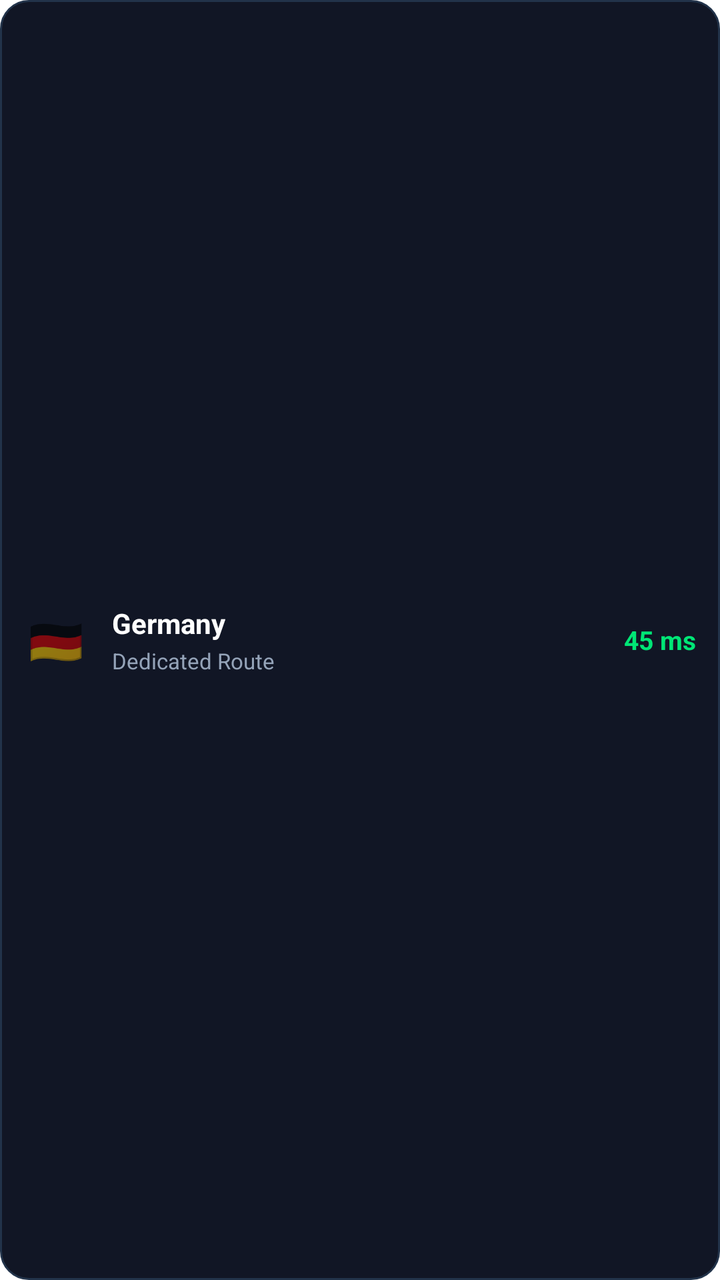
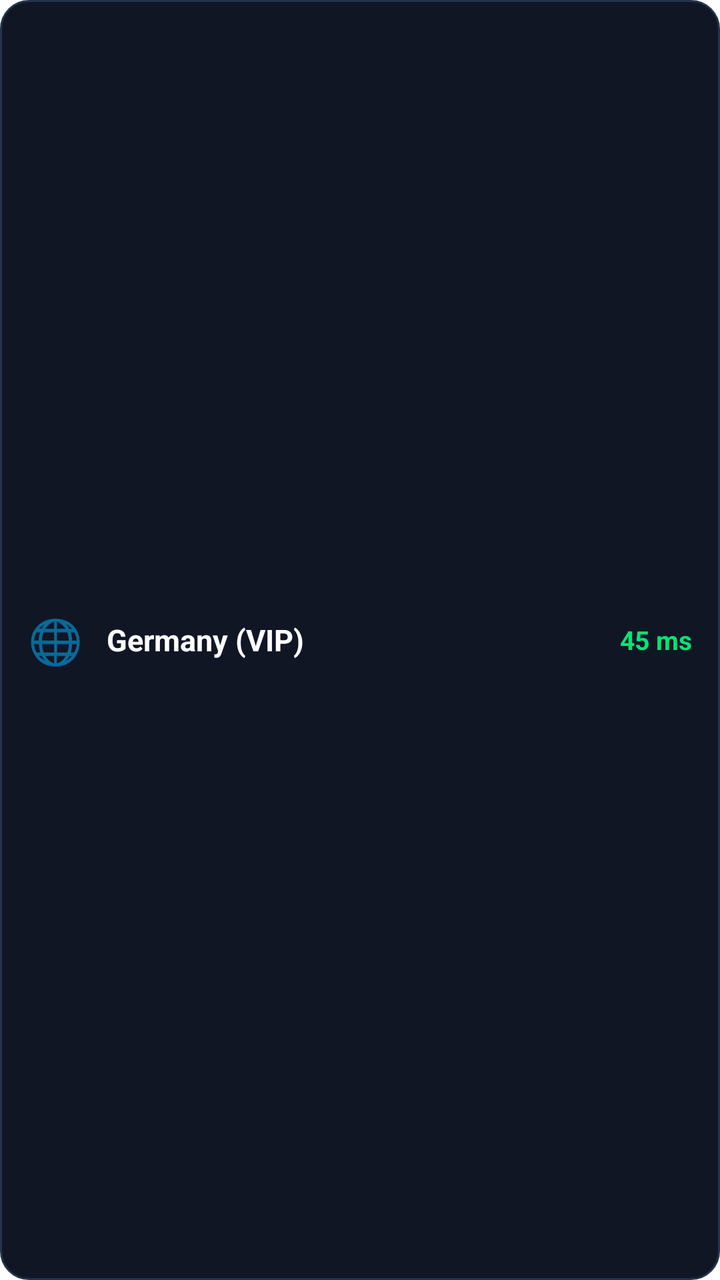

An Android layout rendered at two revisions. The XML below is the earlier revision; the diff shows what the commit changed to produce the second picture.
<!-- AndroidManifest.xml: application theme Theme.MaterialComponents.DayNight.NoActionBar -->
<!-- res/layout/item_server_location.xml -->
<?xml version="1.0" encoding="utf-8"?>
<LinearLayout xmlns:android="http://schemas.android.com/apk/res/android"
    android:layout_width="match_parent"
    android:layout_height="wrap_content"
    android:layout_marginBottom="10dp"
    android:background="@drawable/bg_card_neon_border"
    android:gravity="center_vertical"
    android:orientation="horizontal"
    android:padding="12dp">

    <TextView
        android:id="@+id/tvServerFlag"
        android:layout_width="32dp"
        android:layout_height="32dp"
        android:gravity="center"
        android:text="🇩🇪"
        android:textSize="22sp" />

    <LinearLayout
        android:layout_width="0dp"
        android:layout_height="wrap_content"
        android:layout_marginStart="12dp"
        android:layout_weight="1"
        android:orientation="vertical">

        <LinearLayout
            android:layout_width="wrap_content"
            android:layout_height="wrap_content"
            android:gravity="center_vertical"
            android:orientation="horizontal">

            <TextView
                android:id="@+id/tvServerCountry"
                android:layout_width="wrap_content"
                android:layout_height="wrap_content"
                android:text="Germany"
                android:textColor="#FFFFFF"
                android:textSize="14sp"
                android:textStyle="bold" />

            <TextView
                android:id="@+id/tvVipBadge"
                android:layout_width="wrap_content"
                android:layout_height="wrap_content"
                android:layout_marginStart="8dp"
                android:background="#D32F2F"
                android:paddingHorizontal="6dp"
                android:paddingVertical="2dp"
                android:text="VIP"
                android:textColor="#FFFFFF"
                android:textSize="10sp"
                android:textStyle="bold"
                android:visibility="gone" />
        </LinearLayout>

        <TextView
            android:id="@+id/tvServerIp"
            android:layout_width="wrap_content"
            android:layout_height="wrap_content"
            android:layout_marginTop="2dp"
            android:text="Dedicated Route"
            android:textColor="#94A3B8"
            android:textSize="11sp" />
    </LinearLayout>

    <TextView
        android:id="@+id/tvServerPing"
        android:layout_width="wrap_content"
        android:layout_height="wrap_content"
        android:text="45 ms"
        android:textColor="#00E676"
        android:textSize="13sp"
        android:textStyle="bold" />
</LinearLayout>
<!-- resources referenced by this layout -->
<resources>
  <!-- drawable bg_card_neon_border (drawable) -->
  <?xml version="1.0" encoding="utf-8"?>
  <shape xmlns:android="http://schemas.android.com/apk/res/android"
      android:shape="rectangle">
      <corners android:radius="14dp" />
      <solid android:color="#111625" />
      <stroke
          android:width="1dp"
          android:color="#22334A" />
  </shape>
</resources>

<!-- the commit's change to res/layout/item_server_location.xml (unified diff, before → after) -->
@@ -2,66 +2,46 @@
 <LinearLayout xmlns:android="http://schemas.android.com/apk/res/android"
     android:layout_width="match_parent"
     android:layout_height="wrap_content"
-    android:layout_marginBottom="10dp"
+    android:layout_marginHorizontal="12dp"
+    android:layout_marginVertical="6dp"
     android:background="@drawable/bg_card_neon_border"
+    android:clickable="true"
+    android:focusable="true"
     android:gravity="center_vertical"
     android:orientation="horizontal"
-    android:padding="12dp">
+    android:padding="14dp">
 
     <TextView
         android:id="@+id/tvServerFlag"
-        android:layout_width="32dp"
-        android:layout_height="32dp"
-        android:gravity="center"
-        android:text="🇩🇪"
+        android:layout_width="wrap_content"
+        android:layout_height="wrap_content"
+        android:text="🌐"
         android:textSize="22sp" />
 
-    <LinearLayout
+    <TextView
+        android:id="@+id/tvServerName"
         android:layout_width="0dp"
         android:layout_height="wrap_content"
         android:layout_marginStart="12dp"
         android:layout_weight="1"
-        android:orientation="vertical">
+        android:text="Germany (VIP)"
+        android:textColor="#FFFFFF"
+        android:textSize="15sp"
+        android:textStyle="bold" />
 
-        <LinearLayout
-            android:layout_width="wrap_content"
-            android:layout_height="wrap_content"
-            android:gravity="center_vertical"
-            android:orientation="horizontal">
-
-            <TextView
-                android:id="@+id/tvServerCountry"
-                android:layout_width="wrap_content"
-                android:layout_height="wrap_content"
-                android:text="Germany"
-                android:textColor="#FFFFFF"
-                android:textSize="14sp"
-                android:textStyle="bold" />
-
-            <TextView
-                android:id="@+id/tvVipBadge"
-                android:layout_width="wrap_content"
-                android:layout_height="wrap_content"
-                android:layout_marginStart="8dp"
-                android:background="#D32F2F"
-                android:paddingHorizontal="6dp"
-                android:paddingVertical="2dp"
-                android:text="VIP"
-                android:textColor="#FFFFFF"
-                android:textSize="10sp"
-                android:textStyle="bold"
-                android:visibility="gone" />
-        </LinearLayout>
-
-        <TextView
-            android:id="@+id/tvServerIp"
-            android:layout_width="wrap_content"
-            android:layout_height="wrap_content"
-            android:layout_marginTop="2dp"
-            android:text="Dedicated Route"
-            android:textColor="#94A3B8"
-            android:textSize="11sp" />
-    </LinearLayout>
+    <TextView
+        android:id="@+id/tvVipBadge"
+        android:layout_width="wrap_content"
+        android:layout_height="wrap_content"
+        android:layout_marginEnd="10dp"
+        android:background="#FFC107"
+        android:paddingHorizontal="6dp"
+        android:paddingVertical="2dp"
+        android:text="VIP"
+        android:textColor="#0A0D14"
+        android:textSize="10sp"
+        android:textStyle="bold"
+        android:visibility="gone" />
 
     <TextView
         android:id="@+id/tvServerPing"
@@ -71,4 +51,5 @@
         android:textColor="#00E676"
         android:textSize="13sp"
         android:textStyle="bold" />
+
 </LinearLayout>
